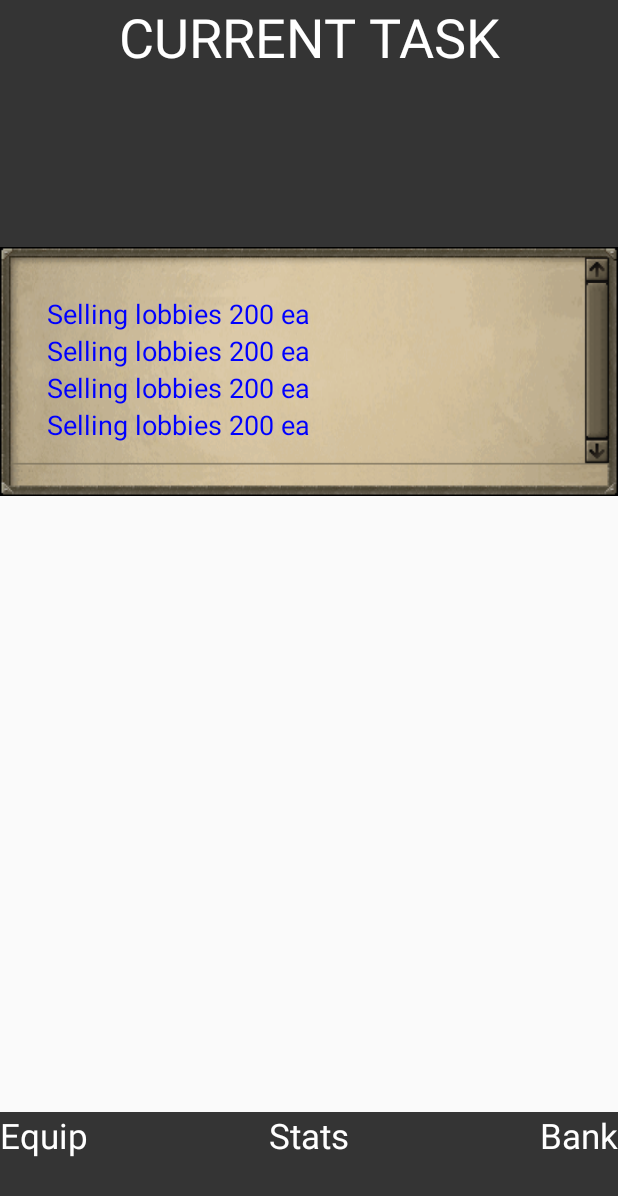
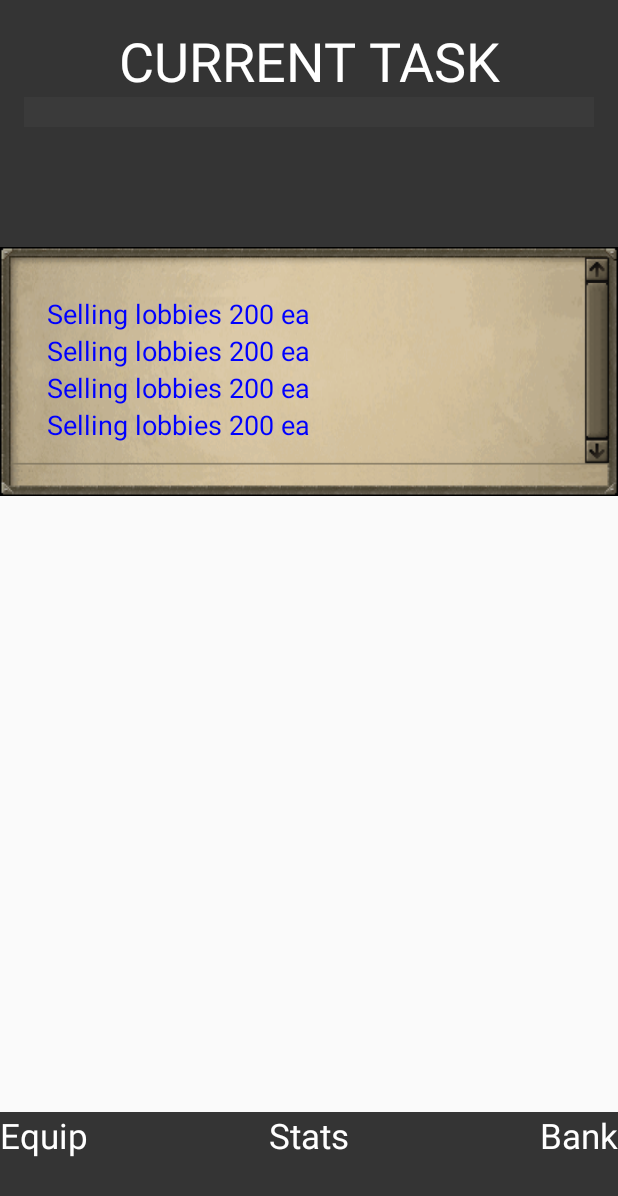
Before and after one commit to ecurri3/AutoScape, an Android app: the screen it shows after launch (MainActivity), on a phone screen of 412 x 824 dp. Shown: the top 1196 px of the screen. Run offline under Robolectric (Android 15) with nearby library versions, the phone set to English and light mode, and no system bars.

Commit message:
Progress Bar

```diff
--- a/app/src/main/java/com/evan/autoscape/autoscape/MainActivity.java
+++ b/app/src/main/java/com/evan/autoscape/autoscape/MainActivity.java
@@ -9,6 +9,7 @@ import android.view.LayoutInflater;
 import android.view.Menu;
 import android.view.MenuItem;
 import android.widget.LinearLayout;
+import android.widget.ProgressBar;
 import android.widget.ScrollView;
 import android.widget.TextView;
 
@@ -23,6 +24,7 @@ public class MainActivity extends ActionBarActivity {
     LinearLayout linearLayoutEvents;
     ScrollView scrollViewEvents;
 
+    ProgressBar progressBar;
 
 
     final int UPDATE_FREQUENCY = 2000; //Number of milliseconds between updates
@@ -43,11 +45,11 @@ public class MainActivity extends ActionBarActivity {
         //Get sharedPrefs
         sharedPrefs = getSharedPreferences(MY_PREFS, Context.MODE_PRIVATE);
         //TODO: Initialize GameData by reading sharedPrefs
-        currTask = new Task(30, this);
+        currTask = new Task(1, this);
 
         linearLayoutEvents = (LinearLayout)findViewById(R.id.LinearLayoutEvents);
         scrollViewEvents = (ScrollView) findViewById(R.id.scrollViewEvents);
-
+        progressBar = (ProgressBar) findViewById(R.id.progressBarTask);
     }
 
 
@@ -100,11 +102,12 @@ public class MainActivity extends ActionBarActivity {
 
 
 
-
         //Currently have a task in progress
         if (currTask != null) {
             //Updates current task progress
             currTask.updateTask();
+            int progress = Math.min((int)((System.currentTimeMillis() - currTask.startTime) / (currTask.endTime - currTask.startTime)*100), 100);
+            progressBar.setProgress(progress);
         }
         //No task in progress
         else {
--- a/app/src/main/java/com/evan/autoscape/autoscape/Task.java
+++ b/app/src/main/java/com/evan/autoscape/autoscape/Task.java
@@ -18,9 +18,9 @@ public class Task {
     private int expRewardValues[]; //Corresponding exp amount for each skill
 
     private long Duration;//in millis
-    private long timeStarted;//in millis
+    public long startTime;//in millis
     private long lastChecked;//in millis
-    private long endTime;//in millis
+    public long endTime;//in millis
 
     private Context context;
 
@@ -32,9 +32,9 @@ public class Task {
     }
 
     public Task(int minDuration, Context c){
-        this.timeStarted = System.currentTimeMillis();
-        this.lastChecked = timeStarted;
-        this.endTime = timeStarted + minDuration * 60 * 1000;
+        this.startTime = System.currentTimeMillis();
+        this.lastChecked = startTime;
+        this.endTime = startTime + minDuration * 60 * 1000;
         context = c;
 
         sharedpreferences = context.getSharedPreferences(MY_PREFS, Context.MODE_PRIVATE);
@@ -51,7 +51,6 @@ public class Task {
     Updates task progress based on last time you checked
      */
     public void updateTask(){
-        long endTime = sharedpreferences.getLong("endTime_currTask", 1000);
         long currTime = System.currentTimeMillis();
         long rewardTick = rewardTick();
         long nextRewardTime = lastChecked + rewardTick;
--- /dev/null
+++ b/app/src/main/res/drawable/task_progress_bar.xml
@@ -0,0 +1,31 @@
+<?xml version="1.0" encoding="utf-8"?>
+<layer-list xmlns:android="http://schemas.android.com/apk/res/android">
+
+    <!-- Define the background properties like color etc -->
+    <item android:id="@android:id/background">
+        <shape>
+            <gradient
+                android:startColor="#3a3a3a"
+                android:centerColor="#3a3a3a"
+                android:centerY="1.0"
+                android:endColor="#3a3a3a"
+                android:angle="270"
+                />
+        </shape>
+    </item>
+
+    <!-- Define the progress properties like start color, end color etc -->
+    <item android:id="@android:id/progress">
+        <clip>
+            <shape>
+                <gradient
+                    android:startColor="#12960a"
+                    android:centerColor="#12960a"
+                    android:centerY="1.0"
+                    android:endColor="#12960a"
+                    android:angle="270"
+                    />
+            </shape>
+        </clip>
+    </item>
+</layer-list>
--- a/app/src/main/res/layout/activity_main.xml
+++ b/app/src/main/res/layout/activity_main.xml
@@ -9,7 +9,8 @@
         android:layout_width="fill_parent"
         android:layout_height="0dp"
         android:layout_weight="2"
-        android:background="#343434">
+        android:background="#343434"
+        android:padding="16dp">
 
         <TextView
             android:layout_width="fill_parent"
@@ -17,7 +18,15 @@
             android:text="CURRENT TASK"
             android:gravity="center"
             android:textSize="36sp"
-            android:textColor="#FFFFFF"/>
+            android:textColor="#FFFFFF"
+            android:id="@+id/textCurrentTask"/>
+        <ProgressBar
+            android:layout_width="fill_parent"
+            android:layout_height="wrap_content"
+            android:layout_below="@id/textCurrentTask"
+            android:id="@+id/progressBarTask"
+            style="@android:style/Widget.ProgressBar.Horizontal"
+            android:progressDrawable="@drawable/task_progress_bar"/>
     </RelativeLayout>
 
     <ScrollView
```
